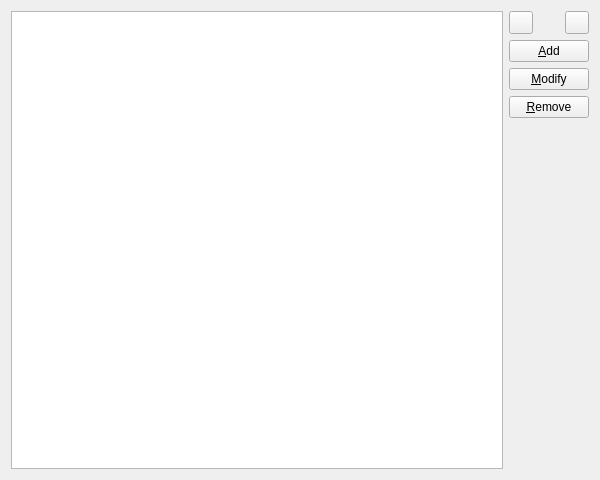
First picture: the form in tagguesserconfigdlgwidget.ui, repository KDE/juk, before the edit.
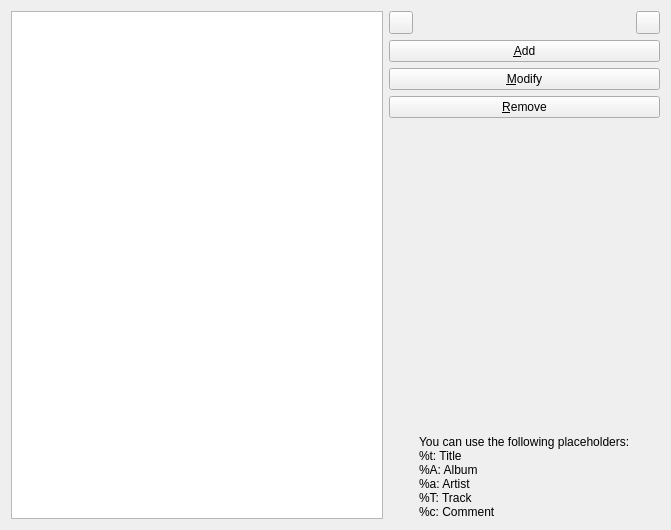
Second picture: the form after the edit. Custom widgets are drawn as their Qt base class.

Commit message: document the placeholders

```diff
--- a/tagguesserconfigdlgwidget.ui
+++ b/tagguesserconfigdlgwidget.ui
@@ -7,12 +7,12 @@
    <rect>
     <x>0</x>
     <y>0</y>
-    <width>600</width>
-    <height>480</height>
+    <width>671</width>
+    <height>530</height>
    </rect>
   </property>
   <layout class="QGridLayout" name="gridLayout">
-   <item row="0" column="0" rowspan="5">
+   <item row="0" column="0" rowspan="6">
     <widget class="QTreeView" name="lvSchemes">
      <property name="toolTip">
       <string>Currently used file name schemes</string>
@@ -117,6 +117,18 @@
      </property>
     </spacer>
    </item>
+   <item row="5" column="2">
+    <widget class="QLabel" name="label">
+     <property name="text">
+      <string>You can use the following placeholders:
+%t: Title
+%A: Album
+%a: Artist
+%T: Track
+%c: Comment</string>
+     </property>
+    </widget>
+   </item>
   </layout>
  </widget>
  <customwidgets>
```
